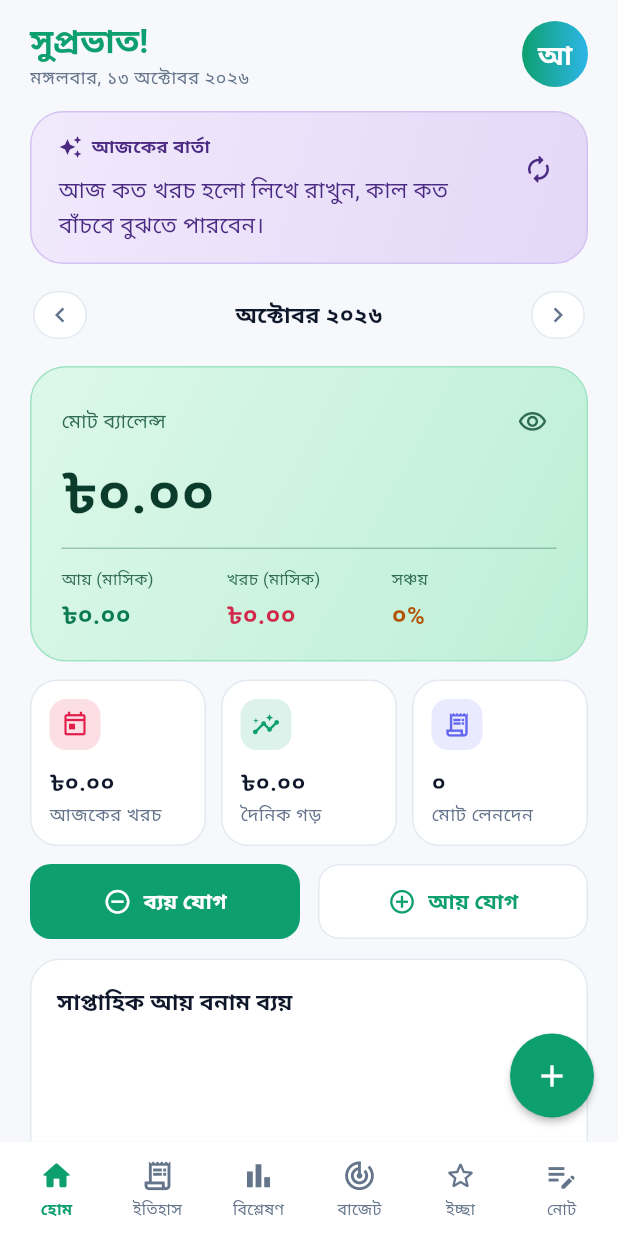
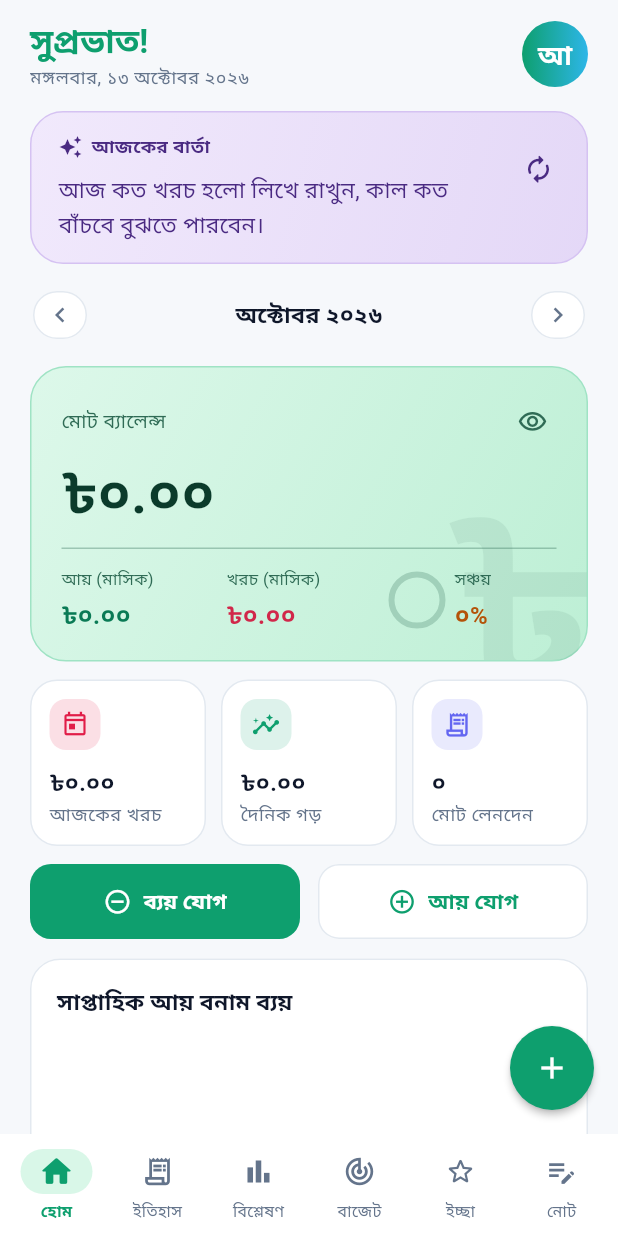
Before and after one commit to eskander-bot/AmarTaka, a Flutter app: the screen it shows after launch, on a phone screen of 412 x 824 dp. Run offline on Flutter 3.47's test engine with Material 3 defaults, Android fonts, the phone set to English and light mode, and no system bars; our stand-ins replace file_picker, flutter_local_notifications, flutter_secure_storage, local_auth, sqflite, timezone; missing offline and left inert: cryptography; accounts and stored records are empty; Roboto replaces fonts that are missing (HindSiliguri).

Commit message:
Update home_cards.dart

```diff
--- a/source/lib/widgets/home_cards.dart
+++ b/source/lib/widgets/home_cards.dart
@@ -1,5 +1,6 @@
 import 'dart:math' as math;
 import 'package:flutter/material.dart';
+import 'package:flutter/services.dart';
 import '../theme/app_theme.dart';
 import '../utils/formatters.dart';
 
@@ -79,6 +80,7 @@ class _DashboardBalanceCardState extends State<DashboardBalanceCard> {
     final savingColor = dark ? const Color(0xFFFFE08A) : const Color(0xFFB45309);
     final wide = MediaQuery.textScalerOf(context).scale(14) <= 22;
     final rate = widget.savingsRate.clamp(0.0, 100.0);
+    final amountStyle = TextStyle(color: main, fontSize: 36, height: 1.3, fontWeight: FontWeight.w600);
 
     Widget stat(String label, String value, Color color) => Column(
           crossAxisAlignment: CrossAxisAlignment.start,
@@ -96,14 +98,32 @@ class _DashboardBalanceCardState extends State<DashboardBalanceCard> {
         );
 
     const hidden = '৳ ••••';
-    final stats = [
+    final stats = <Widget>[
       stat('আয় (মাসিক)', _visible ? formatMinor(widget.income) : hidden, incomeColor),
       stat('খরচ (মাসিক)', _visible ? formatMinor(widget.expense) : hidden, expenseColor),
-      stat('সঞ্চয়', '${toBangla(rate.toStringAsFixed(0))}%', savingColor),
+      Row(crossAxisAlignment: CrossAxisAlignment.center, children: [
+        TweenAnimationBuilder<double>(
+          tween: Tween<double>(begin: 0.0, end: rate / 100),
+          duration: const Duration(milliseconds: 900),
+          curve: Curves.easeOutCubic,
+          builder: (context, v, _) => SizedBox(
+            width: 34,
+            height: 34,
+            child: CircularProgressIndicator(
+              value: v,
+              strokeWidth: 4,
+              color: savingColor,
+              backgroundColor: soft.withValues(alpha: 0.25),
+            ),
+          ),
+        ),
+        const SizedBox(width: 8),
+        Expanded(child: stat('সঞ্চয়', '${toBangla(rate.toStringAsFixed(0))}%', savingColor)),
+      ]),
     ];
 
     return Container(
-      padding: const EdgeInsets.fromLTRB(20, 12, 12, 18),
+      clipBehavior: Clip.antiAlias,
       decoration: BoxDecoration(
         borderRadius: BorderRadius.circular(24),
         border: Border.all(color: dark ? const Color(0xFF14674B) : const Color(0xFF9FE3C4)),
@@ -115,6 +135,18 @@ class _DashboardBalanceCardState extends State<DashboardBalanceCard> {
               : const [Color(0xFFDDF8EA), Color(0xFFBDEFD5)],
         ),
       ),
+      child: Stack(children: [
+        Positioned(
+          right: -6,
+          bottom: -34,
+          child: IgnorePointer(
+            child: Text('৳',
+                style: TextStyle(
+                    fontSize: 150, height: 1, fontWeight: FontWeight.w600, color: main.withValues(alpha: 0.07))),
+          ),
+        ),
+        Padding(
+          padding: const EdgeInsets.fromLTRB(20, 12, 12, 18),
           child: Column(crossAxisAlignment: CrossAxisAlignment.start, children: [
             Row(children: [
               Expanded(child: Text('মোট ব্যালেন্স', style: TextStyle(color: soft, fontSize: 13))),
@@ -133,9 +165,14 @@ class _DashboardBalanceCardState extends State<DashboardBalanceCard> {
                 child: FittedBox(
                   fit: BoxFit.scaleDown,
                   alignment: Alignment.centerLeft,
-              child: Text(_visible ? formatMinor(widget.balance) : '৳ ••••••',
-                  maxLines: 1,
-                  style: TextStyle(color: main, fontSize: 36, height: 1.3, fontWeight: FontWeight.w600)),
+                  child: _visible
+                      ? TweenAnimationBuilder<double>(
+                          tween: Tween<double>(begin: 0.0, end: widget.balance.toDouble()),
+                          duration: const Duration(milliseconds: 900),
+                          curve: Curves.easeOutCubic,
+                          builder: (context, v, _) => Text(formatMinor(v.round()), maxLines: 1, style: amountStyle),
+                        )
+                      : Text('৳ ••••••', maxLines: 1, style: amountStyle),
                 ),
               ),
             ),
@@ -153,6 +190,8 @@ class _DashboardBalanceCardState extends State<DashboardBalanceCard> {
                     ])
                   : Column(crossAxisAlignment: CrossAxisAlignment.start, children: [
                       for (final s in stats) Padding(padding: const EdgeInsets.only(bottom: 10), child: s),
+                    ]),
+            ),
           ]),
         ),
       ]),
@@ -227,11 +266,16 @@ class WeekChartCard extends StatelessWidget {
     final expenseColor = AppColors.expenseFor(context);
     final peak = days.fold<int>(1, (m, d) => math.max(m, math.max(d.income, d.expense)));
 
-    Widget bar(int value, Color color) => Container(
+    Widget bar(int value, Color color) => TweenAnimationBuilder<double>(
+          tween: Tween<double>(begin: 0.0, end: 110.0 * value / peak),
+          duration: const Duration(milliseconds: 800),
+          curve: Curves.easeOutCubic,
+          builder: (context, h, _) => Container(
             width: 8,
-          height: math.max(3.0, 110.0 * value / peak),
+            height: math.max(3.0, h),
             margin: const EdgeInsets.symmetric(horizontal: 1.5),
             decoration: BoxDecoration(color: color, borderRadius: BorderRadius.circular(4)),
+          ),
         );
 
     Widget legend(String text, Color color) => Row(mainAxisSize: MainAxisSize.min, children: [
@@ -283,7 +327,7 @@ class WeekChartCard extends StatelessWidget {
   }
 }
 
-/// Bottom navigation with six tabs. Labels never overflow at large text sizes.
+/// Bottom navigation with six tabs: sliding pill, small bounce, light haptic tick.
 class AppBottomBar extends StatelessWidget {
   final int selected;
   final ValueChanged<int> onSelect;
@@ -317,12 +361,31 @@ class AppBottomBar extends StatelessWidget {
                   Expanded(
                     child: InkWell(
                       borderRadius: BorderRadius.circular(14),
-                      onTap: () => onSelect(i),
+                      onTap: () {
+                        if (i != selected) HapticFeedback.selectionClick();
+                        onSelect(i);
+                      },
                       child: Padding(
-                        padding: const EdgeInsets.symmetric(vertical: 5),
+                        padding: const EdgeInsets.symmetric(vertical: 4),
                         child: Column(mainAxisSize: MainAxisSize.min, children: [
-                          Icon(i == selected ? items[i].$2 : items[i].$1,
-                              size: 23, color: i == selected ? cs.primary : cs.onSurfaceVariant),
+                          AnimatedContainer(
+                            duration: const Duration(milliseconds: 240),
+                            curve: Curves.easeOutCubic,
+                            width: i == selected ? 48 : 26,
+                            height: 30,
+                            alignment: Alignment.center,
+                            decoration: BoxDecoration(
+                              color: i == selected ? cs.primaryContainer : Colors.transparent,
+                              borderRadius: BorderRadius.circular(15),
+                            ),
+                            child: AnimatedScale(
+                              scale: i == selected ? 1.12 : 1.0,
+                              duration: const Duration(milliseconds: 240),
+                              curve: Curves.easeOutBack,
+                              child: Icon(i == selected ? items[i].$2 : items[i].$1,
+                                  size: 22, color: i == selected ? cs.primary : cs.onSurfaceVariant),
+                            ),
+                          ),
                           const SizedBox(height: 3),
                           Text(items[i].$3,
                               maxLines: 1,
@@ -344,3 +407,20 @@ class AppBottomBar extends StatelessWidget {
     );
   }
 }
+
+/// Fades and lifts its child in once, with a small delay per index.
+class FadeSlideIn extends StatelessWidget {
+  final int index;
+  final Widget child;
+  const FadeSlideIn({super.key, this.index = 0, required this.child});
+
+  @override
+  Widget build(BuildContext context) => TweenAnimationBuilder<double>(
+        tween: Tween<double>(begin: 0.0, end: 1.0),
+        duration: Duration(milliseconds: 380 + 70 * math.min(index, 8)),
+        curve: Curves.easeOutCubic,
+        builder: (context, t, child) =>
+            Opacity(opacity: t, child: Transform.translate(offset: Offset(0, 18 * (1 - t)), child: child)),
+        child: child,
+      );
+}
```
Lines whose indentation alone changed are shown as unchanged.
